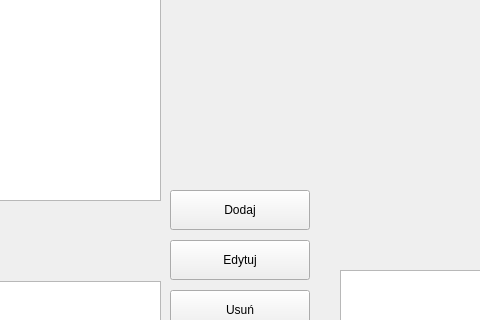
Old version of the form src/gui/mygui.ui in the repository kkamczak/Budget_Management; both pictures show x 300 to 780 and y 129 to 449 of the 1280 by 720 pixel window.
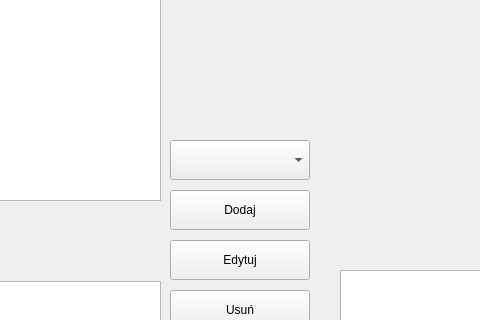
New version of the form.

Commit message: Update: -from now u can sort and edit revenues table -added month choose that changes start and end date

```diff
--- a/src/gui/mygui.ui
+++ b/src/gui/mygui.ui
@@ -214,6 +214,34 @@
      <set>Qt::AlignCenter</set>
     </property>
    </widget>
+   <widget class="QComboBox" name="month_choose">
+    <property name="geometry">
+     <rect>
+      <x>470</x>
+      <y>250</y>
+      <width>140</width>
+      <height>40</height>
+     </rect>
+    </property>
+    <property name="font">
+     <font>
+      <pointsize>12</pointsize>
+      <weight>75</weight>
+      <bold>true</bold>
+     </font>
+    </property>
+   </widget>
+   <widget class="QWidget" name="verticalLayoutWidget">
+    <property name="geometry">
+     <rect>
+      <x>669</x>
+      <y>39</y>
+      <width>401</width>
+      <height>231</height>
+     </rect>
+    </property>
+    <layout class="QVBoxLayout" name="plot_layout"/>
+   </widget>
   </widget>
   <widget class="QMenuBar" name="menubar">
    <property name="geometry">
```
The commit also changes 8 other files.
